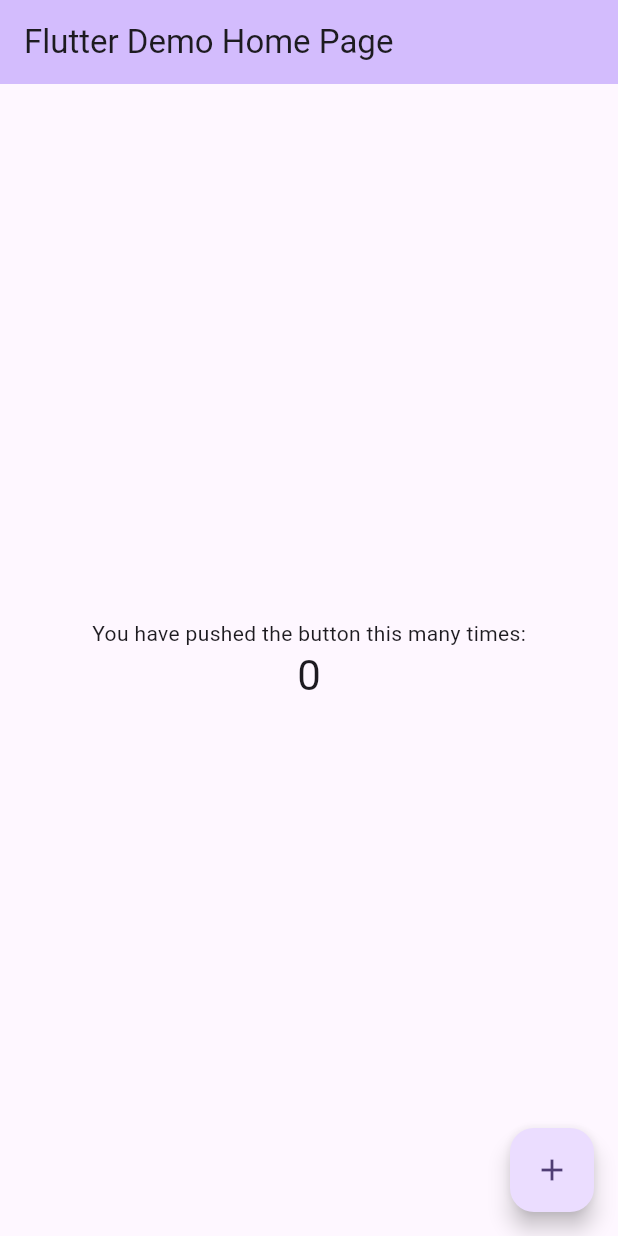
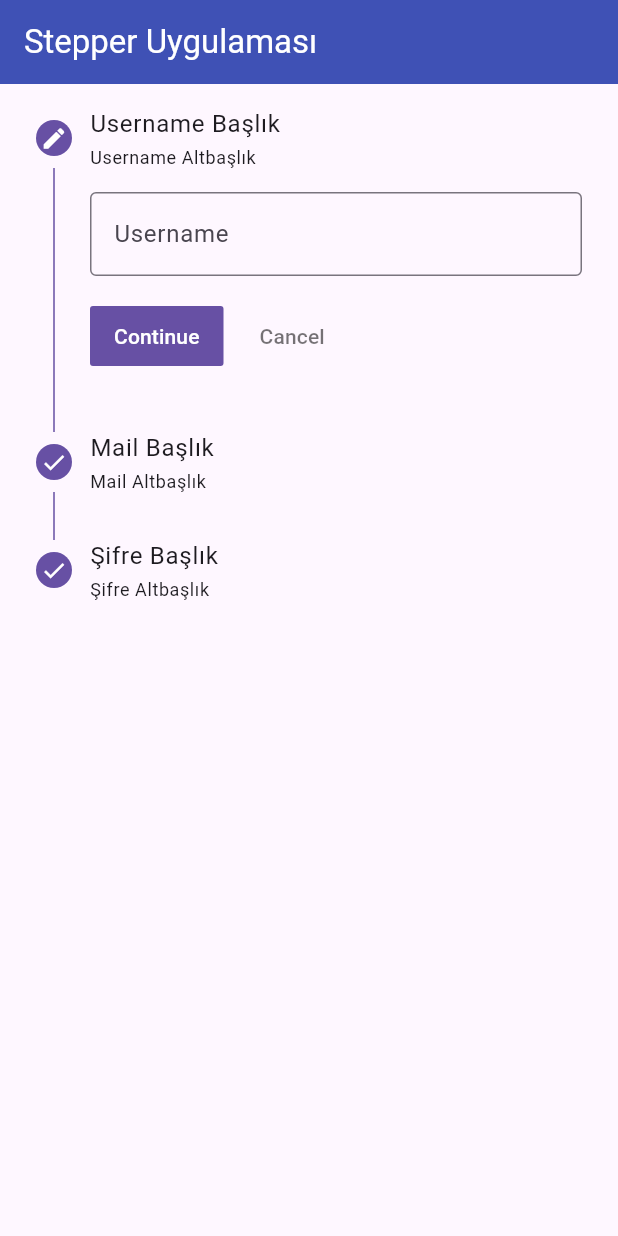
Before and after one commit to kaixintoy8/stapper, a Flutter app: the screen it shows after launch, on a phone screen of 412 x 824 dp. Run offline on Flutter 3.47's test engine with Material 3 defaults, Android fonts, the phone set to English and light mode, and no system bars.

Commit message:
stepper bitti

```diff
--- a/lib/main.dart
+++ b/lib/main.dart
@@ -7,116 +7,214 @@ void main() {
 class MyApp extends StatelessWidget {
   const MyApp({super.key});
 
-  // This widget is the root of your application.
   @override
   Widget build(BuildContext context) {
-    return MaterialApp(
-      title: 'Flutter Demo',
-      theme: ThemeData(
-        // This is the theme of your application.
-        //
-        // TRY THIS: Try running your application with "flutter run". You'll see
-        // the application has a purple toolbar. Then, without quitting the app,
-        // try changing the seedColor in the colorScheme below to Colors.green
-        // and then invoke "hot reload" (save your changes or press the "hot
-        // reload" button in a Flutter-supported IDE, or press "r" if you used
-        // the command line to start the app).
-        //
-        // Notice that the counter didn't reset back to zero; the application
-        // state is not lost during the reload. To reset the state, use hot
-        // restart instead.
-        //
-        // This works for code too, not just values: Most code changes can be
-        // tested with just a hot reload.
-        colorScheme: ColorScheme.fromSeed(seedColor: Colors.deepPurple),
-      ),
-      home: const MyHomePage(title: 'Flutter Demo Home Page'),
-    );
+    return MaterialApp(debugShowCheckedModeBanner: false, home: MyStepperApp());
   }
 }
 
-class MyHomePage extends StatefulWidget {
-  const MyHomePage({super.key, required this.title});
-
-  // This widget is the home page of your application. It is stateful, meaning
-  // that it has a State object (defined below) that contains fields that affect
-  // how it looks.
-
-  // This class is the configuration for the state. It holds the values (in this
-  // case the title) provided by the parent (in this case the App widget) and
-  // used by the build method of the State. Fields in a Widget subclass are
-  // always marked "final".
-
-  final String title;
+class MyStepperApp extends StatefulWidget {
+  const MyStepperApp({super.key});
 
   @override
-  State<MyHomePage> createState() => _MyHomePageState();
+  State<MyStepperApp> createState() => _MyStepperAppState();
 }
 
-class _MyHomePageState extends State<MyHomePage> {
-  int _counter = 0;
+class _MyStepperAppState extends State<MyStepperApp> {
+  int _aktifStep = 0;
+  String kullaniciIsmi = "", mail = "", sifre = "";
+  late List<Step> tumStepler;
+  var keyName = GlobalKey<FormFieldState>();
+  var keyMail = GlobalKey<FormFieldState>();
+  var keySifre = GlobalKey<FormFieldState>();
+  bool hata = false;
 
-  void _incrementCounter() {
-    setState(() {
-      // This call to setState tells the Flutter framework that something has
-      // changed in this State, which causes it to rerun the build method below
-      // so that the display can reflect the updated values. If we changed
-      // _counter without calling setState(), then the build method would not be
-      // called again, and so nothing would appear to happen.
-      _counter++;
-    });
+  @override
+  void initState() {
+    super.initState();
   }
 
   @override
   Widget build(BuildContext context) {
-    // This method is rerun every time setState is called, for instance as done
-    // by the _incrementCounter method above.
-    //
-    // The Flutter framework has been optimized to make rerunning build methods
-    // fast, so that you can just rebuild anything that needs updating rather
-    // than having to individually change instances of widgets.
+    tumStepler = _tumStepler();
     return Scaffold(
       appBar: AppBar(
-        // TRY THIS: Try changing the color here to a specific color (to
-        // Colors.amber, perhaps?) and trigger a hot reload to see the AppBar
-        // change color while the other colors stay the same.
-        backgroundColor: Theme.of(context).colorScheme.inversePrimary,
-        // Here we take the value from the MyHomePage object that was created by
-        // the App.build method, and use it to set our appbar title.
-        title: Text(widget.title),
+        title: Text("Stepper Uygulaması"),
+        backgroundColor: Colors.indigo,
+        foregroundColor: Colors.white,
       ),
-      body: Center(
-        // Center is a layout widget. It takes a single child and positions it
-        // in the middle of the parent.
-        child: Column(
-          // Column is also a layout widget. It takes a list of children and
-          // arranges them vertically. By default, it sizes itself to fit its
-          // children horizontally, and tries to be as tall as its parent.
-          //
-          // Column has various properties to control how it sizes itself and
-          // how it positions its children. Here we use mainAxisAlignment to
-          // center the children vertically; the main axis here is the vertical
-          // axis because Columns are vertical (the cross axis would be
-          // horizontal).
-          //
-          // TRY THIS: Invoke "debug painting" (choose the "Toggle Debug Paint"
-          // action in the IDE, or press "p" in the console), to see the
-          // wireframe for each widget.
-          mainAxisAlignment: MainAxisAlignment.center,
-          children: <Widget>[
-            const Text('You have pushed the button this many times:'),
-            Text(
-              '$_counter',
-              style: Theme.of(context).textTheme.headlineMedium,
-            ),
-          ],
+      body: SingleChildScrollView(
+        child: Stepper(
+          currentStep: _aktifStep,
+          onStepTapped: (tiklananStepIndex) {
+            setState(() {
+              _aktifStep = tiklananStepIndex;
+            });
+          },
+
+          onStepContinue: () {
+            setState(() {
+              ileriButonKontrolu();
+            });
+          },
+          onStepCancel: () {
+            setState(() {
+              if (_aktifStep > 0) {
+                _aktifStep--;
+              } else {
+                _aktifStep = 0;
+              }
+            });
+          },
+          steps: _tumStepler(),
         ),
       ),
-      floatingActionButton: FloatingActionButton(
-        onPressed: _incrementCounter,
-        tooltip: 'Increment',
-        child: const Icon(Icons.add),
-      ), // This trailing comma makes auto-formatting nicer for build methods.
+    );
+  }
+
+  List<Step> _tumStepler() {
+    List<Step> stepler = [
+      Step(
+        title: Text("Username Başlık"),
+        subtitle: Text("Username Altbaşlık"),
+        state: stateleriAyarla(
+          0,
+        ), // Baştaki circle ın içine hangi iconu yerleşeceğimizi belirttiğimiz yer.
+        isActive:
+            true, //true ise baştaki iconun rengini yakar, false ise gri olur.
+        content: TextFormField(
+          onSaved: (gelenName) {
+            kullaniciIsmi = gelenName!;
+          },
+          key: keyName,
+          validator: (girilenUserName) {
+            if (girilenUserName!.length < 6) {
+              return "En az 6 karakter olmalı";
+            } else {
+              return null;
+            }
+          },
+          decoration: InputDecoration(
+            labelText: "Username",
+            hintText: "Kullanıcı adı",
+            border: OutlineInputBorder(),
+          ),
+        ),
+      ),
+      Step(
+        title: Text("Mail Başlık"),
+        subtitle: Text("Mail Altbaşlık"),
+        isActive: true,
+        state: stateleriAyarla(1),
+        content: TextFormField(
+          onSaved: (gelenMail) {
+            mail = gelenMail!;
+          },
+          key: keyMail,
+          validator: (girilenMail) {
+            if (!girilenMail!.contains("@")) {
+              return "Geçerli mail giriniz";
+            } else {
+              return null;
+            }
+          },
+          decoration: InputDecoration(
+            labelText: "e-Mail",
+            hintText: "Mail giriniz",
+          ),
+        ),
+      ),
+
+      Step(
+        title: Text("Şifre Başlık"),
+        subtitle: Text("Şifre Altbaşlık"),
+        isActive: true,
+        state: stateleriAyarla(2),
+        content: TextFormField(
+          onSaved: (gelenSifre) {
+            sifre = gelenSifre!;
+          },
+          key: keySifre,
+          validator: (girilenSifre) {
+            if (girilenSifre!.length < 8) {
+              return "En az 8 karakter olmalı";
+            } else {
+              return null;
+            }
+          },
+          decoration: InputDecoration(labelText: "Password", hintText: "Şifre"),
+        ),
+      ),
+    ];
+    return stepler;
+  }
+
+  StepState stateleriAyarla(int oAnkiStep) {
+    if (_aktifStep == oAnkiStep) {
+      if (hata) {
+        return StepState.error;
+      } else {
+        return StepState.editing;
+      }
+    } else {
+      if (hata) {
+        return StepState.indexed;
+      } else {
+        return StepState.complete;
+      }
+    }
+  }
+
+  void ileriButonKontrolu() {
+    switch (_aktifStep) {
+      //0. indexin baslangıcı
+      case 0:
+        if (keyName.currentState!.validate()) {
+          keyName.currentState!.save();
+          hata = false;
+          _aktifStep = 1;
+        } else {
+          hata = true;
+        }
+        break;
+      //0. indexin bitişi
+      //1. indexin baslangıcı
+      case 1:
+        if (keyMail.currentState!.validate()) {
+          keyMail.currentState!.save();
+          hata = false;
+          _aktifStep = 2;
+        } else {
+          hata = true;
+        }
+        break;
+      //1. indexin bitişi,
+      //2. indexin baslangıcı
+      case 2:
+        if (keySifre.currentState!.validate()) {
+          keySifre.currentState!.save();
+          hata = false;
+          _aktifStep = 2;
+          formTamamlandi();
+        } else {
+          hata = true;
+        }
+        break;
+      //2. indexin bitişi
+    }
+  }
+
+  void formTamamlandi() {
+    String result =
+        "Girilen değerler: isim=> $kullaniciIsmi, email=> $mail, şifre=> $sifre";
+    ScaffoldMessenger.of(context).showSnackBar(
+      SnackBar(
+        backgroundColor: Colors.indigo,
+        content: Text(
+          result,
+          style: TextStyle(color: Colors.white, fontSize: 38),
+        ),
+      ),
     );
   }
 }
```
